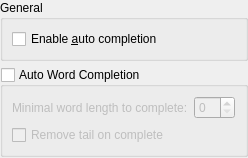
Old version of the form src/dialogs/completionconfigtab.ui in the repository KDE/ktexteditor.
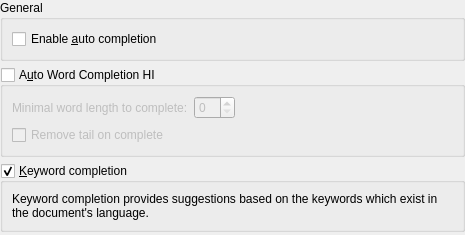
New version of the form.

Commit message:
Keyword-based completion model
REVIEW:115422
Port of ec9a0f7507dbd43

Patch:
```diff
--- a/src/dialogs/completionconfigtab.ui
+++ b/src/dialogs/completionconfigtab.ui
@@ -2,6 +2,14 @@
 <ui version="4.0">
  <class>CompletionConfigTab</class>
  <widget class="QWidget" name="CompletionConfigTab">
+  <property name="geometry">
+   <rect>
+    <x>0</x>
+    <y>0</y>
+    <width>465</width>
+    <height>235</height>
+   </rect>
+  </property>
   <layout class="QVBoxLayout" name="verticalLayout">
    <property name="margin">
     <number>0</number>
@@ -25,7 +33,7 @@
    <item>
     <widget class="QGroupBox" name="gbWordCompletion">
      <property name="title">
-      <string>Auto Word Completion</string>
+      <string>A&amp;uto Word Completion HI</string>
      </property>
      <property name="checkable">
       <bool>true</bool>
@@ -74,6 +82,28 @@
      </layout>
     </widget>
    </item>
+   <item>
+    <widget class="QGroupBox" name="gbKeywordCompletion">
+     <property name="title">
+      <string>&amp;Keyword completion</string>
+     </property>
+     <property name="checkable">
+      <bool>true</bool>
+     </property>
+     <layout class="QVBoxLayout" name="verticalLayout_3">
+      <item>
+       <widget class="QLabel" name="label_2">
+        <property name="text">
+         <string>Keyword completion provides suggestions based on the keywords which exist in the document's language.</string>
+        </property>
+        <property name="wordWrap">
+         <bool>true</bool>
+        </property>
+       </widget>
+      </item>
+     </layout>
+    </widget>
+   </item>
    <item>
     <spacer name="verticalSpacer">
      <property name="orientation">
```
The commit also changes 13 other files.
